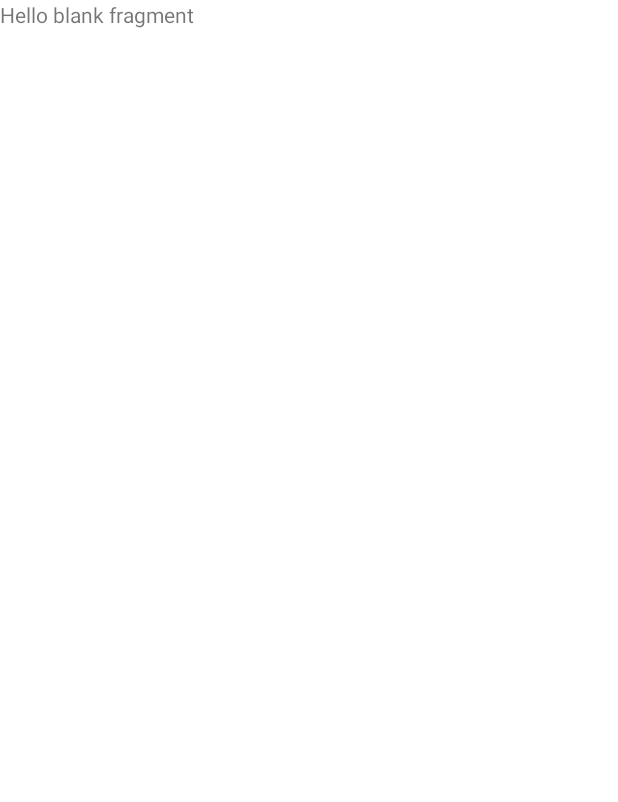
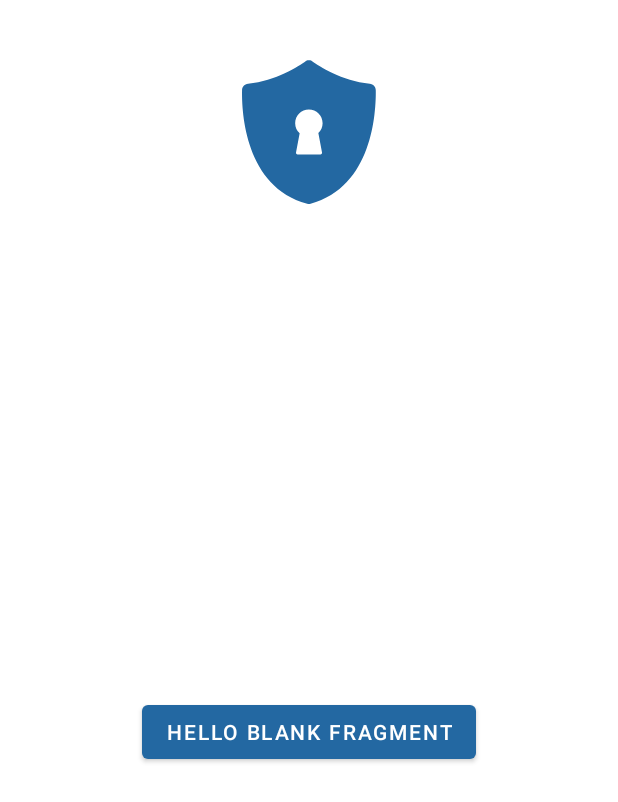
Before and after one commit to MahdiKaseAtashin/sk-vpn, an Android app: the screen it shows after launch (MainActivity), on a phone screen of 412 x 824 dp. Before the commit the part shown is almost empty. Shown: the top 802 px of the screen. Run offline under Robolectric (Android 15) with nearby library versions, the phone set to English and light mode, and no system bars; our stand-ins replace Dagger/Hilt's generated code, data binding.

Commit message:
+ connection custom view created + style and dimensions extracted + basic design home fragment

```diff
--- a/app/src/main/java/com/mahdikaseatashin/vpnsk/view/HomeFragment.kt
+++ b/app/src/main/java/com/mahdikaseatashin/vpnsk/view/HomeFragment.kt
@@ -5,12 +5,9 @@ import androidx.fragment.app.Fragment
 import android.view.LayoutInflater
 import android.view.View
 import android.view.ViewGroup
+import androidx.databinding.DataBindingUtil
 import com.mahdikaseatashin.vpnsk.R
-
-// TODO: Rename parameter arguments, choose names that match
-// the fragment initialization parameters, e.g. ARG_ITEM_NUMBER
-private const val ARG_PARAM1 = "param1"
-private const val ARG_PARAM2 = "param2"
+import com.mahdikaseatashin.vpnsk.databinding.FragmentHomeBinding
 
 /**
  * A simple [Fragment] subclass.
@@ -18,43 +15,19 @@ private const val ARG_PARAM2 = "param2"
  * create an instance of this fragment.
  */
 class HomeFragment : Fragment() {
-    // TODO: Rename and change types of parameters
-    private var param1: String? = null
-    private var param2: String? = null
 
-    override fun onCreate(savedInstanceState: Bundle?) {
-        super.onCreate(savedInstanceState)
-        arguments?.let {
-            param1 = it.getString(ARG_PARAM1)
-            param2 = it.getString(ARG_PARAM2)
-        }
-    }
+    private lateinit var binding: FragmentHomeBinding
 
     override fun onCreateView(
         inflater: LayoutInflater, container: ViewGroup?,
         savedInstanceState: Bundle?
     ): View? {
         // Inflate the layout for this fragment
-        return inflater.inflate(R.layout.fragment_home, container, false)
+        binding= DataBindingUtil.inflate(inflater,R.layout.fragment_home, container, false)
+        binding.btnTestVpn.setOnClickListener {
+
+        }
+        return binding.root
     }
 
-    companion object {
-        /**
-         * Use this factory method to create a new instance of
-         * this fragment using the provided parameters.
-         *
-         * @param param1 Parameter 1.
-         * @param param2 Parameter 2.
-         * @return A new instance of fragment HomeFragment.
-         */
-        // TODO: Rename and change types and number of parameters
-        @JvmStatic
-        fun newInstance(param1: String, param2: String) =
-            HomeFragment().apply {
-                arguments = Bundle().apply {
-                    putString(ARG_PARAM1, param1)
-                    putString(ARG_PARAM2, param2)
-                }
-            }
-    }
 }
--- a/app/src/main/res/layout/fragment_home.xml
+++ b/app/src/main/res/layout/fragment_home.xml
@@ -1,14 +1,30 @@
 <?xml version="1.0" encoding="utf-8"?>
-<FrameLayout xmlns:android="http://schemas.android.com/apk/res/android"
+<layout xmlns:android="http://schemas.android.com/apk/res/android"
     xmlns:tools="http://schemas.android.com/tools"
-    android:layout_width="match_parent"
-    android:layout_height="match_parent"
-    tools:context=".view.HomeFragment">
+    xmlns:app="http://schemas.android.com/apk/res-auto">
+    <androidx.constraintlayout.widget.ConstraintLayout
+        style="@style/parent_match"
+        tools:context=".view.HomeFragment">
 
-    <!-- TODO: Update blank fragment layout -->
-    <TextView
-        android:layout_width="match_parent"
-        android:layout_height="match_parent"
-        android:text="@string/hello_blank_fragment" />
+        <ImageView
+            android:id="@+id/iv_logo_home"
+            android:layout_width="@dimen/iv_dimens"
+            android:layout_height="@dimen/iv_dimens"
+            android:layout_margin="@dimen/iv_margin"
+            android:src="@drawable/vpn_logo"
+            app:layout_constraintEnd_toEndOf="parent"
+            app:layout_constraintStart_toStartOf="parent"
+            app:layout_constraintTop_toTopOf="parent" />
 
-</FrameLayout>
+        <Button
+            android:id="@+id/btn_test_vpn"
+            android:layout_width="wrap_content"
+            android:layout_height="wrap_content"
+            android:text="@string/hello_blank_fragment"
+            app:layout_constraintEnd_toEndOf="@+id/iv_logo_home"
+            app:layout_constraintStart_toStartOf="@+id/iv_logo_home"
+            app:layout_constraintTop_toBottomOf="@id/iv_logo_home"
+            app:layout_constraintBottom_toBottomOf="parent"/>
+
+    </androidx.constraintlayout.widget.ConstraintLayout>
+</layout>
--- /dev/null
+++ b/app/src/main/res/values/dimens.xml
@@ -0,0 +1,5 @@
+<?xml version="1.0" encoding="utf-8"?>
+<resources>
+    <dimen name="iv_margin">24dp</dimen>
+    <dimen name="iv_dimens">128dp</dimen>
+</resources>
--- a/app/src/main/res/values/themes.xml
+++ b/app/src/main/res/values/themes.xml
@@ -23,6 +23,7 @@
         <item name="background">@null</item>
     </style>
 
+
     <style name="SplashTheme" parent="Theme.MaterialComponents.Light.NoActionBar">
         <item name="android:windowBackground">@drawable/splash_background</item>
         <item name="colorPrimary">@color/light_theme_blue</item>
```
Also changed, not shown: app/src/main/java/com/mahdikaseatashin/vpnsk/utils/views/ConnectionView.kt (added, +142 -0 lines).
